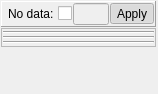
First picture: the form in Code/Common/Gui/mvdColorDynamicsWidget.ui, repository orfeotoolbox/OTB, before the edit.
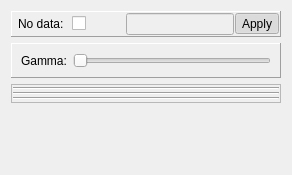
Second picture: the form after the edit. Custom widgets are drawn as their Qt base class.

Commit message: ENH: Adding gamma correction to monteverdi2

```diff
--- a/Code/Common/Gui/mvdColorDynamicsWidget.ui
+++ b/Code/Common/Gui/mvdColorDynamicsWidget.ui
@@ -6,8 +6,8 @@
    <rect>
     <x>0</x>
     <y>0</y>
-    <width>158</width>
-    <height>94</height>
+    <width>292</width>
+    <height>175</height>
    </rect>
   </property>
   <property name="sizePolicy">
@@ -22,17 +22,8 @@
   <property name="locale">
    <locale language="C" country="AnyCountry"/>
   </property>
-  <layout class="QGridLayout" name="gridLayout">
-   <property name="sizeConstraint">
-    <enum>QLayout::SetMaximumSize</enum>
-   </property>
-   <property name="margin">
-    <number>1</number>
-   </property>
-   <property name="spacing">
-    <number>1</number>
-   </property>
-   <item row="0" column="0">
+  <layout class="QVBoxLayout" name="verticalLayout_2">
+   <item>
     <widget class="QFrame" name="noDataFrame">
      <property name="sizePolicy">
       <sizepolicy hsizetype="Preferred" vsizetype="Preferred">
@@ -117,7 +108,48 @@
      </layout>
     </widget>
    </item>
-   <item row="1" column="0">
+   <item>
+    <widget class="QFrame" name="gammaFrame">
+     <property name="sizePolicy">
+      <sizepolicy hsizetype="Preferred" vsizetype="Preferred">
+       <horstretch>0</horstretch>
+       <verstretch>0</verstretch>
+      </sizepolicy>
+     </property>
+     <property name="frameShape">
+      <enum>QFrame::Panel</enum>
+     </property>
+     <property name="frameShadow">
+      <enum>QFrame::Raised</enum>
+     </property>
+     <layout class="QHBoxLayout" name="horizontalLayout">
+      <item>
+       <widget class="QLabel" name="gammaLabel">
+        <property name="sizePolicy">
+         <sizepolicy hsizetype="Minimum" vsizetype="Preferred">
+          <horstretch>0</horstretch>
+          <verstretch>0</verstretch>
+         </sizepolicy>
+        </property>
+        <property name="text">
+         <string>Gamma:</string>
+        </property>
+       </widget>
+      </item>
+      <item>
+       <widget class="QSlider" name="gammaSlider">
+        <property name="maximum">
+         <number>999</number>
+        </property>
+        <property name="orientation">
+         <enum>Qt::Horizontal</enum>
+        </property>
+       </widget>
+      </item>
+     </layout>
+    </widget>
+   </item>
+   <item>
     <widget class="QFrame" name="colorFrame">
      <property name="sizePolicy">
       <sizepolicy hsizetype="Preferred" vsizetype="Preferred">
@@ -235,7 +267,7 @@
      </layout>
     </widget>
    </item>
-   <item row="2" column="0" colspan="2">
+   <item>
     <spacer name="verticalSpacer">
      <property name="orientation">
       <enum>Qt::Vertical</enum>
```
The commit also changes 6 other files.
